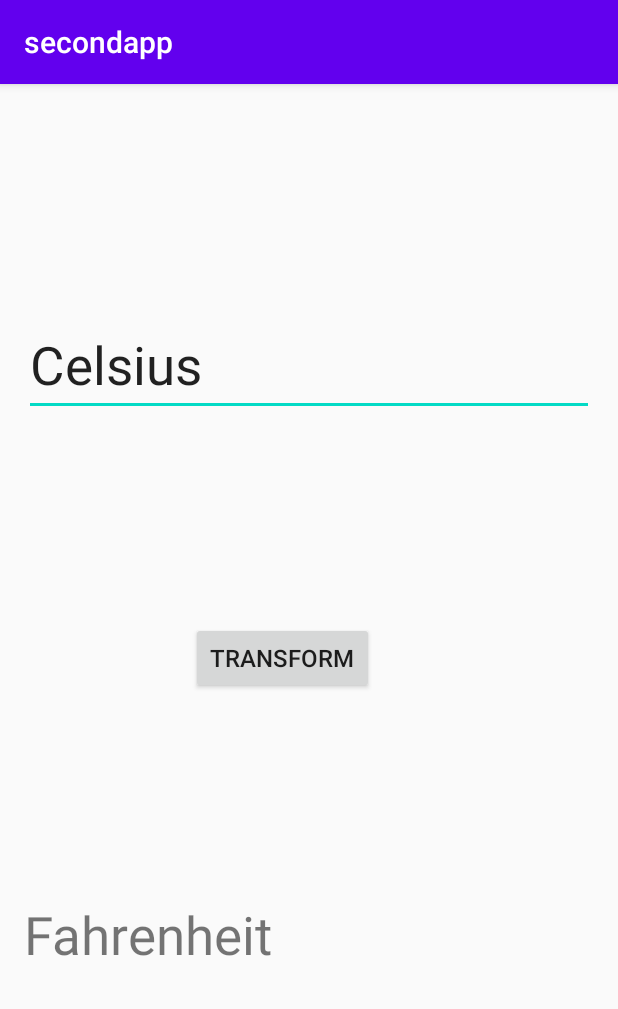
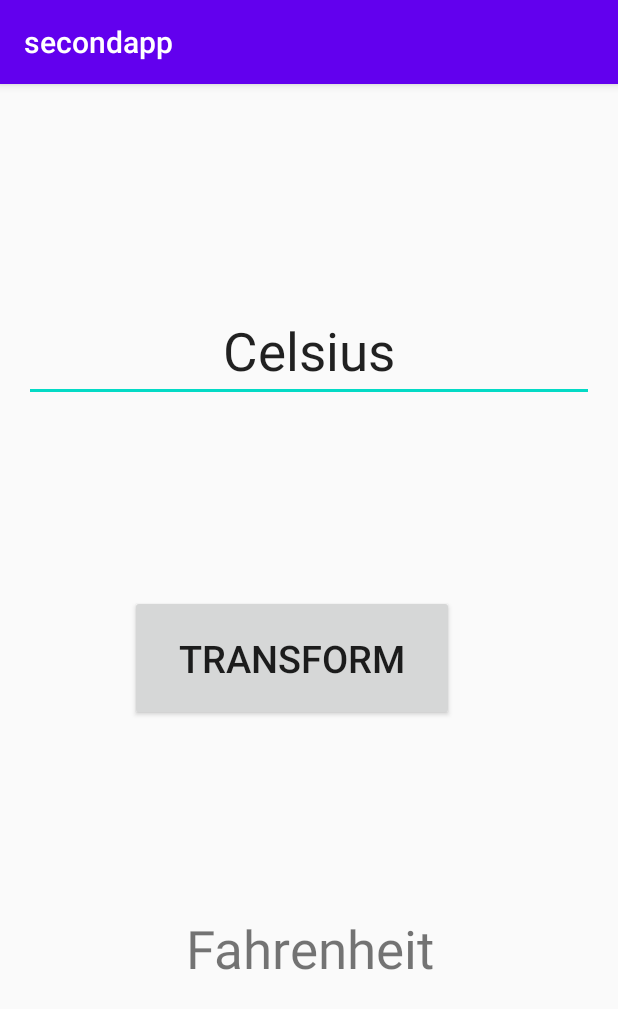
Before and after one commit to kyjyccc/secondapp, an Android app: the screen it shows after launch (MainActivity), on a phone screen of 412 x 824 dp. Shown: the top 1009 px of the screen. Run offline under Robolectric (Android 15) with nearby library versions, the phone set to English and light mode, and no system bars.

Commit message:
实现了温度转换

```diff
--- a/app/src/main/java/com/swufe/secondapp/MainActivity.java
+++ b/app/src/main/java/com/swufe/secondapp/MainActivity.java
@@ -7,19 +7,22 @@ import android.widget.EditText;
 import android.widget.TextView;
 
 public class MainActivity extends AppCompatActivity {
-      TextView text;
-      EditText edit;
+      TextView out;
+      EditText inp;
 
     @Override
     protected void onCreate(Bundle savedInstanceState) {
         super.onCreate(savedInstanceState);
         setContentView(R.layout.activity_main);
-        text = findViewById(R.id.out);
-        edit = findViewById(R.id.inp);
+        out = findViewById(R.id.out);
+        inp = findViewById(R.id.inp);
     }
 
     public void btn(View v){
-        String str = edit.getText().toString();
-        text.setText("Hi~" + str);
+        String str1 = inp.getText().toString();
+        Double a = Double.parseDouble(str1);
+        Double b = a*1.8+32.0;
+        String str2 = String.valueOf(b);
+        out.setText("华氏温度为：" + str2);
     }
 }
--- a/app/src/main/res/layout/activity_main.xml
+++ b/app/src/main/res/layout/activity_main.xml
@@ -14,8 +14,9 @@
         android:layout_height="wrap_content"
         android:ems="10"
         android:inputType="textPersonName"
-        android:text="@string/edittext1"
+        android:text="@string/edit_text1"
         android:textSize="35sp"
+        android:gravity="center"
         app:layout_constraintBottom_toTopOf="@+id/button"
         app:layout_constraintEnd_toEndOf="parent"
         app:layout_constraintStart_toStartOf="parent"
@@ -23,11 +24,11 @@
 
     <Button
         android:id="@+id/button"
-        android:layout_width="122dp"
-        android:layout_height="wrap_content"
+        android:layout_width="216dp"
+        android:layout_height="84dp"
+        android:onClick="btn"
         android:text="@string/button1"
-        android:textSize="16sp"
-        android:onClick="btn"
+        android:textSize="25sp"
         app:layout_constraintBottom_toTopOf="@+id/out"
         app:layout_constraintEnd_toEndOf="parent"
         app:layout_constraintHorizontal_bias="0.432"
@@ -42,6 +43,7 @@
         android:layout_marginBottom="24dp"
         android:text="@string/text2"
         android:textSize="35sp"
+        android:gravity="center"
         app:layout_constraintBottom_toBottomOf="parent"
         app:layout_constraintEnd_toEndOf="parent"
         app:layout_constraintHorizontal_bias="0.0"
--- a/app/src/main/res/values/strings.xml
+++ b/app/src/main/res/values/strings.xml
@@ -1,6 +1,6 @@
 <resources>
     <string name="app_name">secondapp</string>
-    <string name="edittext1">Celsius</string>
+    <string name="edit_text1">Celsius</string>
     <string name="button1">transform</string>
     <string name="text2">Fahrenheit</string>
 </resources>
```
Also changed, not shown: 1 other file.
